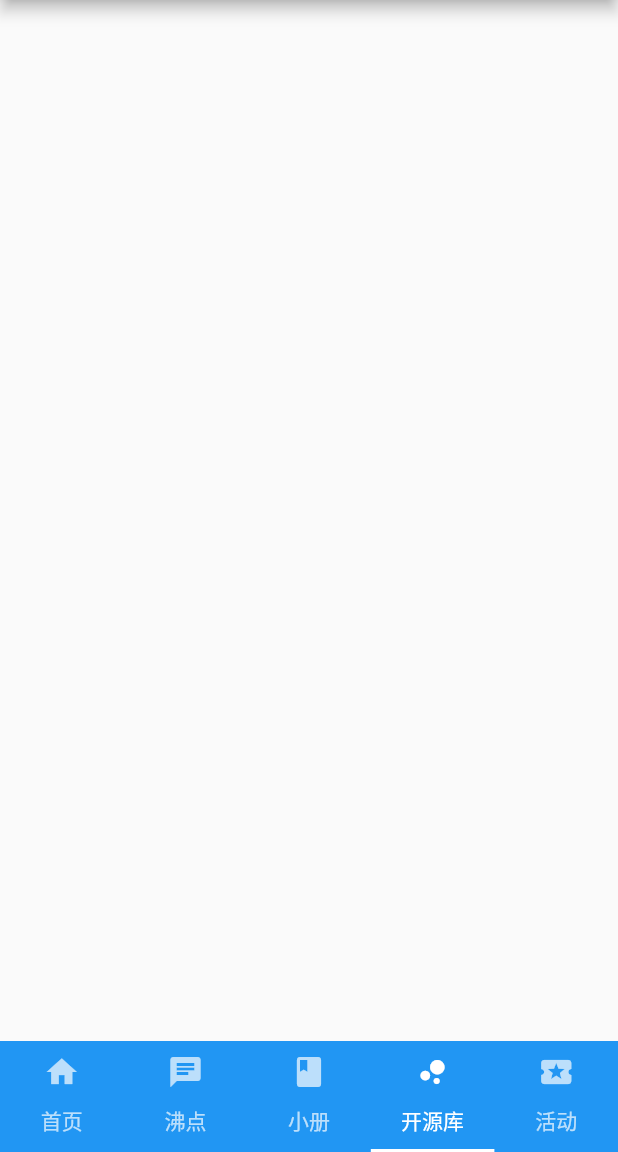
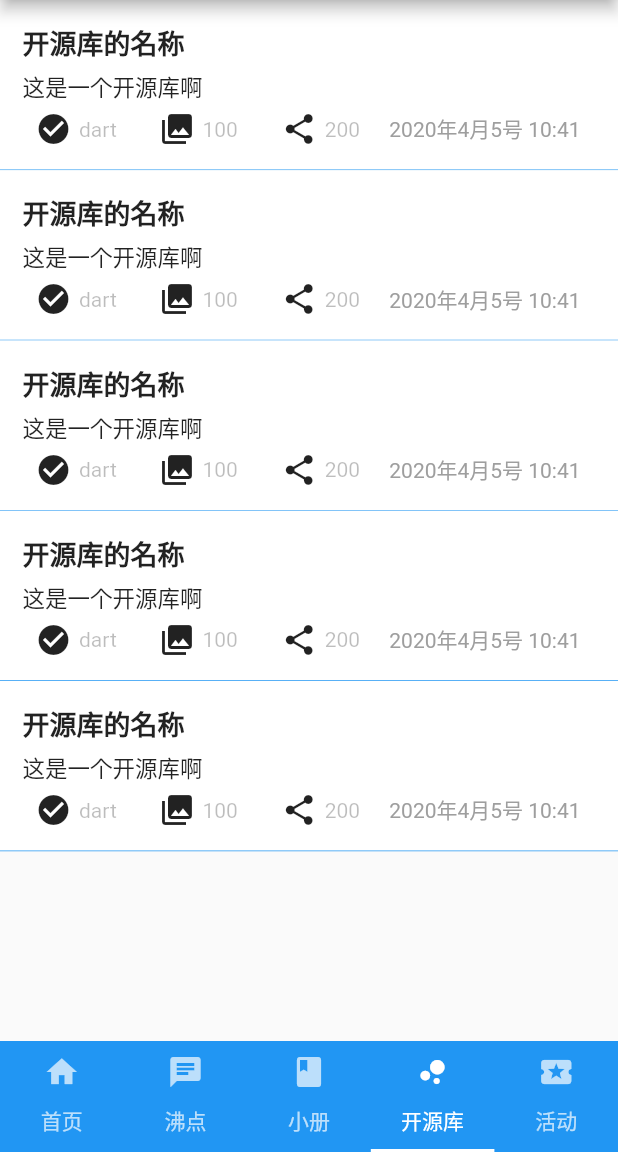
Before and after one commit to xiaoliudeHub/Flutter_juejin, a Flutter app: the screen it shows after launch, item 4 of the bottom bar chosen, on a phone screen of 412 x 824 dp, the part 84-1236 px from its top. Run offline on Flutter 3.47's test engine with Material 2 defaults, Android fonts, the phone set to English and light mode, and no system bars; our stand-ins replace dio, fluro, flutter_screenutil, flutter_swiper; generated files the repository leaves out were written again; network calls fail; statements that could not run were skipped.

Commit message:
开源库和活动界面

```diff
--- /dev/null
+++ b/jsons/activity_nav.json
@@ -0,0 +1,4 @@
+{
+    "cityName": "",
+    "cityAlias": ""
+}
--- /dev/null
+++ b/lib/models/activity_cell.dart
@@ -0,0 +1,17 @@
+import 'package:json_annotation/json_annotation.dart';
+
+part 'activity_cell.g.dart';
+
+@JsonSerializable()
+class Activity_cell {
+    Activity_cell();
+
+    String screenshot;
+    String eventlUrl;
+    String title;
+    String city;
+    String startTime;
+
+    factory Activity_cell.fromJson(Map<String,dynamic> json) => _$Activity_cellFromJson(json);
+    Map<String, dynamic> toJson() => _$Activity_cellToJson(this);
+}
--- /dev/null
+++ b/lib/models/activity_nav.dart
@@ -0,0 +1,14 @@
+import 'package:json_annotation/json_annotation.dart';
+
+part 'activity_nav.g.dart';
+
+@JsonSerializable()
+class Activity_nav {
+    Activity_nav();
+
+    String cityName;
+    String cityAlias;
+
+    factory Activity_nav.fromJson(Map<String,dynamic> json) => _$Activity_navFromJson(json);
+    Map<String, dynamic> toJson() => _$Activity_navToJson(this);
+}
--- a/lib/models/index.dart
+++ b/lib/models/index.dart
@@ -1,5 +1,8 @@
+export 'activity_cell.dart' ;
 export 'book_nav.dart' ;
 export 'book_cell.dart' ;
 export 'user.dart' ;
+export 'repos_cell.dart' ;
 export 'topic_info.dart' ;
 export 'pins_cell.dart' ;
+export 'activity_nav.dart' ;
--- /dev/null
+++ b/lib/models/repos_cell.dart
@@ -0,0 +1,20 @@
+import 'package:json_annotation/json_annotation.dart';
+
+part 'repos_cell.g.dart';
+
+@JsonSerializable()
+class Repos_cell {
+    Repos_cell();
+
+    String userName;
+    String repoName;
+    String language;
+    num stars;
+    num fork;
+    String description;
+    String time;
+    String url;
+
+    factory Repos_cell.fromJson(Map<String,dynamic> json) => _$Repos_cellFromJson(json);
+    Map<String, dynamic> toJson() => _$Repos_cellToJson(this);
+}
--- a/lib/pages/repons_page.dart
+++ b/lib/pages/repons_page.dart
@@ -1,4 +1,9 @@
 import 'package:flutter/material.dart';
+import 'package:juejin_app/constants/constants.dart';
+import 'package:juejin_app/models/index.dart';
+import 'package:juejin_app/util/dataUtils.dart';
+import 'package:juejin_app/widgets/load_more.dart';
+import 'package:juejin_app/widgets/repos_list_cell.dart';
 
 class ReposPage extends StatefulWidget {
   @override
@@ -6,10 +11,76 @@ class ReposPage extends StatefulWidget {
 }
 
 class _ReposPageState extends State<ReposPage> {
+
+  List<Repos_cell> _dataArray = List();
+  int _indexPage = 0;
+  Map<String, dynamic> _params = {"src": 'web', "limit": 20};
+  bool _hasMore = true;
+  ScrollController _scrollController = ScrollController();
+  bool _isRequesting = false;
+
+  @override
+  void initState() {
+    // _getListData(false);
+    // _scrollController.addListener(() {
+    //    if (_scrollController.position.pixels ==
+    //       _scrollController.position.maxScrollExtent) {
+    //     // _getListData(true);
+    //   }
+    // });
+    super.initState();
+  }
+
+  _getListData(bool isLoadMore) {
+    if (_isRequesting || !_hasMore) return;
+    if (isLoadMore) {
+      _params['before'] = Constants.REPOS_BEFOR[_indexPage];
+    }else{
+      _indexPage = -1;
+    }
+    _isRequesting = true;
+    DataUtils.getReposListData(_params).then((resultData) {
+      if (this.mounted) {
+        _indexPage+=1;
+        List<Repos_cell> resultList = [];
+        if (isLoadMore) {
+          resultList.addAll(_dataArray);
+        }
+        resultList.addAll(resultData);
+
+        setState(() {
+          _dataArray = resultList;
+          _hasMore = _indexPage < Constants.REPOS_BEFOR.length;
+          _isRequesting = false;
+        });
+      }
+    });
+  }
+
+  // @override
+  // void dispose() {
+
+  //   super.dispose();
+  //   _scrollController.dispose();
+  // }
+
+  Widget _itemBuilder(context, index) {
+    // if (index == _dataArray.length+1) {
+    //    return LoadMore(_hasMore);
+    // }
+    // if (index==0) {
+
+    // }
+
+    return ReposListCell(repos_cell: null);
+  }
+
   @override
   Widget build(BuildContext context) {
-    return Container(
-
+    return ListView.builder(
+      itemBuilder: _itemBuilder,
+      itemCount: 5,
+      controller: _scrollController,
     );
   }
 }
--- /dev/null
+++ b/lib/widgets/repos_list_cell.dart
@@ -0,0 +1,123 @@
+import 'package:flutter/material.dart';
+import 'package:juejin_app/models/index.dart';
+import 'package:juejin_app/widgets/pins_cell_bottom_button.dart';
+import '../models/repos_cell.dart';
+
+class ReposListCell extends StatelessWidget {
+  final Repos_cell repos_cell;
+  const ReposListCell({Key key, this.repos_cell}) : super(key: key);
+
+  @override
+  Widget build(BuildContext context) {
+    return Container(
+      padding: EdgeInsets.symmetric(horizontal: 15.0, vertical: 15.0),
+      decoration: BoxDecoration(
+        color: Colors.white,
+        border: Border(bottom: BorderSide(color: Theme.of(context).accentColor, width: 0.5)),
+      ),
+      child: Column(
+        crossAxisAlignment: CrossAxisAlignment.start,
+        children: [
+          Container(
+            child: Text(
+              // repos_cell.repoName,
+              '开源库的名称',
+              style: TextStyle(
+                fontSize: 18.0,
+                fontWeight: FontWeight.bold,
+              ),
+              overflow: TextOverflow.ellipsis,
+            ),
+          ),
+          SizedBox(
+            height: 5.0,
+          ),
+          Container(
+            child: Text(
+              // repos_cell.description,
+              '这是一个开源库啊',
+              style: TextStyle(
+                fontSize: 15.0,
+              ),
+              overflow: TextOverflow.ellipsis,
+              maxLines: 2,
+            ),
+          ),
+          SizedBox(
+            height: 5.0,
+          ),
+          Row(
+            mainAxisAlignment: MainAxisAlignment.center,
+            children: _buildBottomInfo(),
+          ),
+        ],
+      ),
+    );
+  }
+
+  List<Widget> _buildBottomInfo() {
+    List<Widget> _listRow = List();
+    _listRow.add(IconWithText(
+      icon: Icon(Icons.check_circle),
+      text: 'dart',
+    ));
+    _listRow.add(
+      SizedBox(
+        width: 10.0,
+      ),
+    );
+    _listRow.add(
+      IconWithText(
+        icon: Icon(Icons.collections),
+        text: '100',
+      ),
+    );
+    _listRow.add(
+      SizedBox(
+        width: 10.0,
+      ),
+    );
+    _listRow.add(
+      IconWithText(
+        icon: Icon(Icons.share),
+        text: '200',
+      ),
+    );
+    _listRow.add(
+      Container(
+        padding: EdgeInsets.symmetric(horizontal: 10.0),
+        child: Text(
+          '2020年4月5号 10:41',
+          style: TextStyle(color: Colors.grey, fontSize: 14.0),
+        ),
+      ),
+    );
+    return _listRow;
+  }
+}
+
+class IconTextWidget extends StatelessWidget {
+  final Icon icon;
+  final String text;
+
+  const IconTextWidget({Key key, this.icon, this.text}) : super(key: key);
+
+  @override
+  Widget build(BuildContext context) {
+    return Row(
+      mainAxisAlignment: MainAxisAlignment.center,
+      children: [
+        icon,
+        SizedBox(
+          width: 5.0,
+        ),
+        Text(
+          text,
+          style: TextStyle(
+            fontSize: 14.0,
+          ),
+        ),
+      ],
+    );
+  }
+}
```
Also changed, not shown: jsons/activity_cell.json (added, +7 -0 lines), jsons/repos_cell.json (added, +10 -0 lines), lib/pages/activity_page.dart (+71 -3 lines), lib/pages/activity_page_tab_view.dart (added, +103 -0 lines), lib/util/dataUtils.dart (+60 -0 lines), lib/widgets/activity_list_cell.dart (added, +87 -0 lines), lib/models/activity_cell.g.dart (added), lib/models/activity_nav.g.dart (added), lib/models/repos_cell.g.dart (added).
